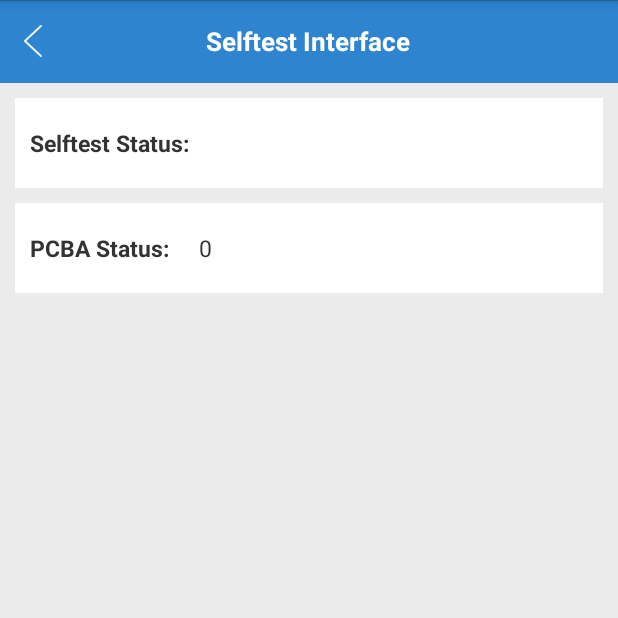
After one commit to MKLoRa/MKLoRa-LW004-PB-Android, an Android app: the SelfTestActivity screen opened directly, with no data from a screen before it, on a phone screen of 412 x 824 dp, the top half of it. The commit adds this screen. Run offline under Robolectric (Android 15) with nearby library versions, the phone set to English and light mode, and no system bars; our stand-ins replace ButterKnife, EventBus; libraries missing offline, so code that uses them is left out: com.elvishew.xlog; 1 statement that could not run was skipped.

Commit message:
增加产测检查页面

```diff
--- a/app/build.gradle
+++ b/app/build.gradle
@@ -15,8 +15,8 @@ android {
         }
         minSdkVersion 18
         targetSdkVersion 30
-        versionCode 3
-        versionName "1.0.2"
+        versionCode 4
+        versionName "1.0.3"
     }
 
     buildTypes {
--- a/app/src/main/AndroidManifest.xml
+++ b/app/src/main/AndroidManifest.xml
@@ -156,6 +156,10 @@
             android:name="com.moko.lw004.activity.AlarmSOSSettingsActivity"
             android:screenOrientation="portrait"
             android:windowSoftInputMode="adjustPan" />
+        <activity
+            android:name="com.moko.lw004.activity.SelfTestActivity"
+            android:screenOrientation="portrait"
+            android:windowSoftInputMode="adjustPan" />
 
         <provider
             android:name="androidx.core.content.FileProvider"
--- /dev/null
+++ b/app/src/main/java/com/moko/lw004/activity/SelfTestActivity.java
@@ -0,0 +1,159 @@
+package com.moko.lw004.activity;
+
+
+import android.os.Bundle;
+import android.view.View;
+import android.widget.TextView;
+
+import com.moko.ble.lib.MokoConstants;
+import com.moko.ble.lib.event.ConnectStatusEvent;
+import com.moko.ble.lib.event.OrderTaskResponseEvent;
+import com.moko.ble.lib.task.OrderTask;
+import com.moko.ble.lib.task.OrderTaskResponse;
+import com.moko.lw004.R;
+import com.moko.lw004.R2;
+import com.moko.lw004.dialog.LoadingMessageDialog;
+import com.moko.support.lw004.LoRaLW004MokoSupport;
+import com.moko.support.lw004.OrderTaskAssembler;
+import com.moko.support.lw004.entity.OrderCHAR;
+import com.moko.support.lw004.entity.ParamsKeyEnum;
+
+import org.greenrobot.eventbus.EventBus;
+import org.greenrobot.eventbus.Subscribe;
+import org.greenrobot.eventbus.ThreadMode;
+
+import java.util.ArrayList;
+import java.util.List;
+
+import butterknife.BindView;
+import butterknife.ButterKnife;
+
+public class SelfTestActivity extends BaseActivity {
+
+    @BindView(R2.id.tv_selftest_status)
+    TextView tvSelftestStatus;
+    @BindView(R2.id.tv_axis_status)
+    TextView tvAxisStatus;
+    @BindView(R2.id.tv_gps_status)
+    TextView tvGpsStatus;
+    @BindView(R2.id.tv_pcba_status)
+    TextView tvPcbaStatus;
+
+    @Override
+    protected void onCreate(Bundle savedInstanceState) {
+        super.onCreate(savedInstanceState);
+        setContentView(R.layout.lw004_activity_selftest);
+        ButterKnife.bind(this);
+        EventBus.getDefault().register(this);
+        showSyncingProgressDialog();
+        List<OrderTask> orderTasks = new ArrayList<>();
+        orderTasks.add(OrderTaskAssembler.getSelfTestStatus());
+        orderTasks.add(OrderTaskAssembler.getPCBAStatus());
+        LoRaLW004MokoSupport.getInstance().sendOrder(orderTasks.toArray(new OrderTask[]{}));
+    }
+
+    @Subscribe(threadMode = ThreadMode.POSTING, priority = 300)
+    public void onConnectStatusEvent(ConnectStatusEvent event) {
+        final String action = event.getAction();
+        runOnUiThread(() -> {
+            if (MokoConstants.ACTION_DISCONNECTED.equals(action)) {
+                finish();
+            }
+        });
+    }
+
+    @Subscribe(threadMode = ThreadMode.POSTING, priority = 300)
+    public void onOrderTaskResponseEvent(OrderTaskResponseEvent event) {
+        final String action = event.getAction();
+        if (!MokoConstants.ACTION_CURRENT_DATA.equals(action))
+            EventBus.getDefault().cancelEventDelivery(event);
+        runOnUiThread(() -> {
+            if (MokoConstants.ACTION_ORDER_TIMEOUT.equals(action)) {
+            }
+            if (MokoConstants.ACTION_ORDER_FINISH.equals(action)) {
+                dismissSyncProgressDialog();
+            }
+            if (MokoConstants.ACTION_ORDER_RESULT.equals(action)) {
+                OrderTaskResponse response = event.getResponse();
+                OrderCHAR orderCHAR = (OrderCHAR) response.orderCHAR;
+                int responseType = response.responseType;
+                byte[] value = response.responseValue;
+                switch (orderCHAR) {
+                    case CHAR_PARAMS:
+                        if (value.length >= 4) {
+                            int header = value[0] & 0xFF;// 0xED
+                            int flag = value[1] & 0xFF;// read or write
+                            int cmd = value[2] & 0xFF;
+                            if (header != 0xED)
+                                return;
+                            ParamsKeyEnum configKeyEnum = ParamsKeyEnum.fromParamKey(cmd);
+                            if (configKeyEnum == null) {
+                                return;
+                            }
+                            int length = value[3] & 0xFF;
+                            if (flag == 0x00) {
+                                // read
+                                switch (configKeyEnum) {
+                                    case KEY_SELFTEST_STATUS:
+                                        if (length > 0) {
+                                            int status = value[4] & 0xFF;
+                                            if (status == 0)
+                                                tvSelftestStatus.setVisibility(View.VISIBLE);
+                                            else if (status == 1)
+                                                tvAxisStatus.setVisibility(View.VISIBLE);
+                                            else if (status == 2)
+                                                tvGpsStatus.setVisibility(View.VISIBLE);
+                                            else {
+                                                tvAxisStatus.setVisibility(View.VISIBLE);
+                                                tvGpsStatus.setVisibility(View.VISIBLE);
+                                            }
+                                        }
+                                        break;
+                                    case KEY_PCBA_STATUS:
+                                        if (length > 0) {
+                                            tvPcbaStatus.setText(String.valueOf(value[4] & 0xFF));
+                                        }
+                                        break;
+                                }
+                            }
+                        }
+                        break;
+                }
+            }
+        });
+    }
+
+    @Override
+    protected void onDestroy() {
+        super.onDestroy();
+        EventBus.getDefault().unregister(this);
+    }
+
+    private LoadingMessageDialog mLoadingMessageDialog;
+
+    public void showSyncingProgressDialog() {
+        mLoadingMessageDialog = new LoadingMessageDialog();
+        mLoadingMessageDialog.setMessage("Syncing..");
+        mLoadingMessageDialog.show(getSupportFragmentManager());
+
+    }
+
+    public void dismissSyncProgressDialog() {
+        if (mLoadingMessageDialog != null)
+            mLoadingMessageDialog.dismissAllowingStateLoss();
+    }
+
+
+    public void onBack(View view) {
+        backHome();
+    }
+
+    @Override
+    public void onBackPressed() {
+        backHome();
+    }
+
+    private void backHome() {
+        finish();
+    }
+}
--- a/app/src/main/module/AndroidManifest.xml
+++ b/app/src/main/module/AndroidManifest.xml
@@ -154,6 +154,9 @@
             android:name="com.moko.lw004.activity.AlarmSOSSettingsActivity"
             android:screenOrientation="portrait"
             android:windowSoftInputMode="adjustPan" />
+        <activity android:name="com.moko.lw004.activity.SelfTestActivity"
+            android:screenOrientation="portrait"
+            android:windowSoftInputMode="adjustPan"  />
 
         <service android:name="com.moko.lw004.service.DfuService" />
     </application>
--- a/app/src/main/res/layout/lw004_activity_about.xml
+++ b/app/src/main/res/layout/lw004_activity_about.xml
@@ -59,7 +59,7 @@
         android:layout_below="@id/app_name"
         android:layout_centerHorizontal="true"
         android:layout_marginTop="20dp"
-        android:text="APP Version:V1.0.2"
+        android:text="APP Version:V1.0.3"
         android:textColor="@color/lw004_grey_a8a8a8"
         android:textSize="17sp" />
 
--- /dev/null
+++ b/app/src/main/res/layout/lw004_activity_selftest.xml
@@ -0,0 +1,151 @@
+<?xml version="1.0" encoding="utf-8"?>
+<LinearLayout xmlns:android="http://schemas.android.com/apk/res/android"
+    xmlns:app="http://schemas.android.com/apk/res-auto"
+    android:layout_width="match_parent"
+    android:layout_height="match_parent"
+    android:background="@color/lw004_grey_ebebeb"
+    android:orientation="vertical">
+
+    <RelativeLayout
+        android:layout_width="match_parent"
+        android:layout_height="55dp"
+        android:background="@color/lw004_blue_2f84d0">
+
+        <TextView
+            android:id="@+id/tv_back"
+            android:layout_width="wrap_content"
+            android:layout_height="match_parent"
+            android:clickable="true"
+            android:drawableLeft="@drawable/lw004_ic_back"
+            android:drawablePadding="6dp"
+            android:gravity="center_vertical"
+            android:onClick="onBack"
+            android:paddingLeft="16dp"
+            android:text=""
+            android:textColor="@color/lw004_white_ffffff"
+            android:textSize="15sp" />
+
+        <TextView
+            android:layout_width="wrap_content"
+            android:layout_height="wrap_content"
+            android:layout_centerInParent="true"
+            android:text="Selftest Interface"
+            android:textColor="@color/lw004_white_ffffff"
+            android:textSize="17sp"
+            android:textStyle="bold" />
+    </RelativeLayout>
+
+    <ScrollView
+        android:layout_width="match_parent"
+        android:layout_height="match_parent"
+        android:orientation="vertical">
+
+        <androidx.constraintlayout.widget.ConstraintLayout
+            android:layout_width="match_parent"
+            android:layout_height="wrap_content"
+            android:padding="10dp">
+
+
+            <androidx.constraintlayout.widget.ConstraintLayout
+                android:id="@+id/cl_selftest_status"
+                android:layout_width="0dp"
+                android:layout_height="wrap_content"
+                android:background="@color/lw004_white_ffffff"
+                android:padding="10dp"
+                app:layout_constraintLeft_toLeftOf="parent"
+                app:layout_constraintRight_toRightOf="parent"
+                app:layout_constraintTop_toTopOf="parent">
+
+                <TextView
+                    android:id="@+id/selftest_status"
+                    android:layout_width="wrap_content"
+                    android:layout_height="40dp"
+                    android:gravity="center_vertical"
+                    android:text="Selftest Status:"
+                    android:textColor="@color/lw004_black_333333"
+                    android:textSize="15sp"
+                    android:textStyle="bold"
+                    app:layout_constraintLeft_toLeftOf="parent"
+                    app:layout_constraintTop_toTopOf="parent" />
+
+                <TextView
+                    android:id="@+id/tv_selftest_status"
+                    android:layout_width="wrap_content"
+                    android:layout_height="40dp"
+                    android:layout_marginLeft="20dp"
+                    android:gravity="center_vertical"
+                    android:text="0"
+                    android:textColor="@color/lw004_black_333333"
+                    android:textSize="15sp"
+                    android:visibility="gone"
+                    app:layout_constraintBaseline_toBaselineOf="@id/selftest_status"
+                    app:layout_constraintLeft_toRightOf="@id/selftest_status" />
+
+                <TextView
+                    android:id="@+id/tv_axis_status"
+                    android:layout_width="wrap_content"
+                    android:layout_height="wrap_content"
+                    android:layout_marginLeft="20dp"
+                    android:gravity="center_vertical"
+                    android:text="1"
+                    android:textColor="@color/lw004_black_333333"
+                    android:textSize="15sp"
+                    android:visibility="gone"
+                    app:layout_constraintLeft_toLeftOf="parent"
+                    app:layout_constraintTop_toBottomOf="@id/selftest_status" />
+
+                <TextView
+                    android:id="@+id/tv_gps_status"
+                    android:layout_width="wrap_content"
+                    android:layout_height="wrap_content"
+                    android:layout_marginLeft="20dp"
+                    android:gravity="center_vertical"
+                    android:text="2"
+                    android:textColor="@color/lw004_black_333333"
+                    android:textSize="15sp"
+                    android:visibility="gone"
+                    app:layout_constraintLeft_toLeftOf="parent"
+                    app:layout_constraintRight_toRightOf="@id/selftest_status"
+                    app:layout_constraintTop_toBottomOf="@id/selftest_status" />
+
+            </androidx.constraintlayout.widget.ConstraintLayout>
+
+            <androidx.constraintlayout.widget.ConstraintLayout
+                android:layout_width="0dp"
+                android:layout_height="wrap_content"
+                android:layout_marginTop="10dp"
+                android:background="@color/lw004_white_ffffff"
+                android:padding="10dp"
+                app:layout_constraintLeft_toLeftOf="parent"
+                app:layout_constraintRight_toRightOf="parent"
+                app:layout_constraintTop_toBottomOf="@id/cl_selftest_status">
+
+                <TextView
+                    android:id="@+id/pcba_status"
+                    android:layout_width="wrap_content"
+                    android:layout_height="40dp"
+                    android:gravity="center_vertical"
+                    android:text="PCBA Status:"
+                    android:textColor="@color/lw004_black_333333"
+                    android:textSize="15sp"
+                    android:textStyle="bold"
+                    app:layout_constraintLeft_toLeftOf="parent"
+                    app:layout_constraintTop_toTopOf="parent" />
+
+                <TextView
+                    android:id="@+id/tv_pcba_status"
+                    android:layout_width="wrap_content"
+                    android:layout_height="40dp"
+                    android:layout_marginLeft="20dp"
+                    android:gravity="center_vertical"
+                    android:text="0"
+                    android:textColor="@color/lw004_black_333333"
+                    android:textSize="15sp"
+                    android:visibility="visible"
+                    app:layout_constraintBaseline_toBaselineOf="@id/pcba_status"
+                    app:layout_constraintLeft_toRightOf="@id/pcba_status" />
+
+            </androidx.constraintlayout.widget.ConstraintLayout>
+        </androidx.constraintlayout.widget.ConstraintLayout>
+    </ScrollView>
+</LinearLayout>
--- a/mokosupport/src/main/java/com/moko/support/lw004/OrderTaskAssembler.java
+++ b/mokosupport/src/main/java/com/moko/support/lw004/OrderTaskAssembler.java
@@ -159,6 +159,18 @@ public class OrderTaskAssembler {
     public static OrderTask getMac() {
         ParamsReadTask task = new ParamsReadTask();
         task.setData(ParamsKeyEnum.KEY_MAC);
+        return task;
+    }
+
+    public static OrderTask getPCBAStatus() {
+        ParamsReadTask task = new ParamsReadTask();
+        task.setData(ParamsKeyEnum.KEY_PCBA_STATUS);
+        return task;
+    }
+
+    public static OrderTask getSelfTestStatus() {
+        ParamsReadTask task = new ParamsReadTask();
+        task.setData(ParamsKeyEnum.KEY_SELFTEST_STATUS);
         return task;
     }
 
--- a/mokosupport/src/main/java/com/moko/support/lw004/entity/ParamsKeyEnum.java
+++ b/mokosupport/src/main/java/com/moko/support/lw004/entity/ParamsKeyEnum.java
@@ -32,6 +32,8 @@ public enum ParamsKeyEnum implements Serializable {
 
     KEY_START_ADV(0x16),
     KEY_MAC(0x17),
+    KEY_PCBA_STATUS(0x1B),
+    KEY_SELFTEST_STATUS(0x1C),
 
     // 关机信息上报开关
     KEY_SHUTDOWN_PAYLOAD_ENABLE(0x20),
--- a/mokosupport/src/main/java/com/moko/support/lw004/task/ParamsReadTask.java
+++ b/mokosupport/src/main/java/com/moko/support/lw004/task/ParamsReadTask.java
@@ -43,6 +43,8 @@ public class ParamsReadTask extends OrderTask {
 
             case KEY_START_ADV:
             case KEY_MAC:
+            case KEY_PCBA_STATUS:
+            case KEY_SELFTEST_STATUS:
             case KEY_SHUTDOWN_PAYLOAD_ENABLE:
             case KEY_DEVICE_MODE:
             case KEY_HEARTBEAT_INTERVAL:
```
Also changed, not shown: app/src/main/java/com/moko/lw004/activity/SystemInfoActivity.java (+28 -0 lines), app/src/main/res/layout/lw004_activity_system_info.xml (+10 -0 lines), app/libs/mokoSupport.jar.
